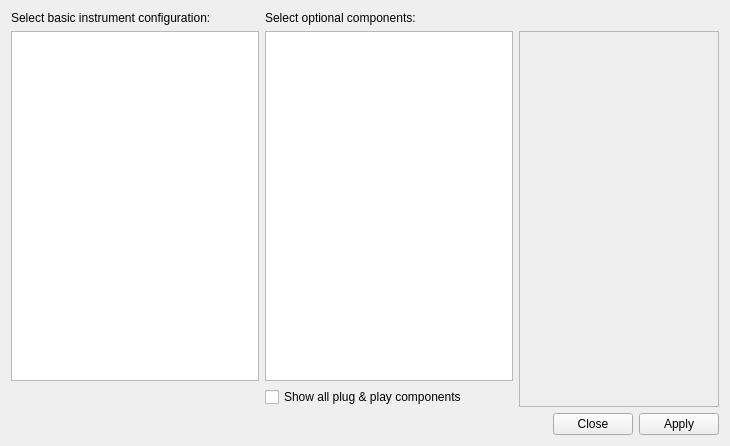
Above: nicos/clients/gui/panels/setup_setups.ui from mlz-ictrl/nicos before the change. Below: the same form after it.
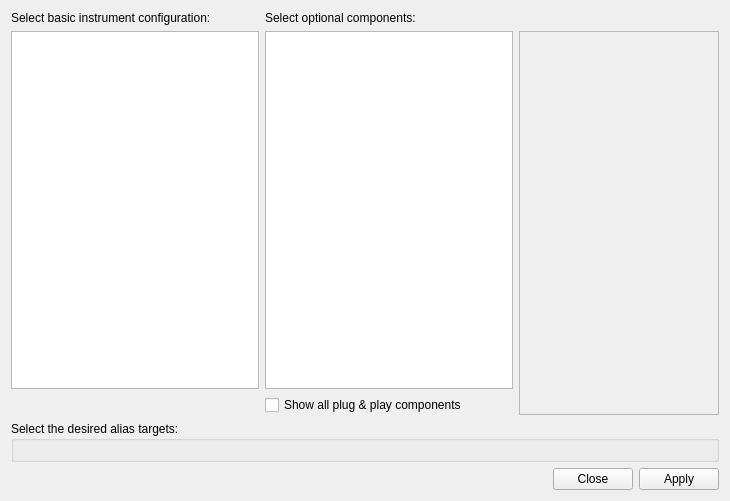
That is the form after the change.

Commit message: gui: add automatic alias selections according to alias_config to setup panel

```diff
--- a/nicos/clients/gui/panels/setup_setups.ui
+++ b/nicos/clients/gui/panels/setup_setups.ui
@@ -7,7 +7,7 @@
     <x>0</x>
     <y>0</y>
     <width>730</width>
-    <height>420</height>
+    <height>501</height>
    </rect>
   </property>
   <property name="windowTitle">
@@ -81,6 +81,14 @@
      </item>
     </layout>
    </item>
+   <item>
+    <widget class="QGroupBox" name="aliasGroup">
+     <property name="title">
+      <string>Select the desired alias targets:</string>
+     </property>
+     <layout class="QVBoxLayout" name="verticalLayout_2"/>
+    </widget>
+   </item>
    <item>
     <widget class="QDialogButtonBox" name="buttonBox">
      <property name="standardButtons">
```
The commit also changes 3 other files.
